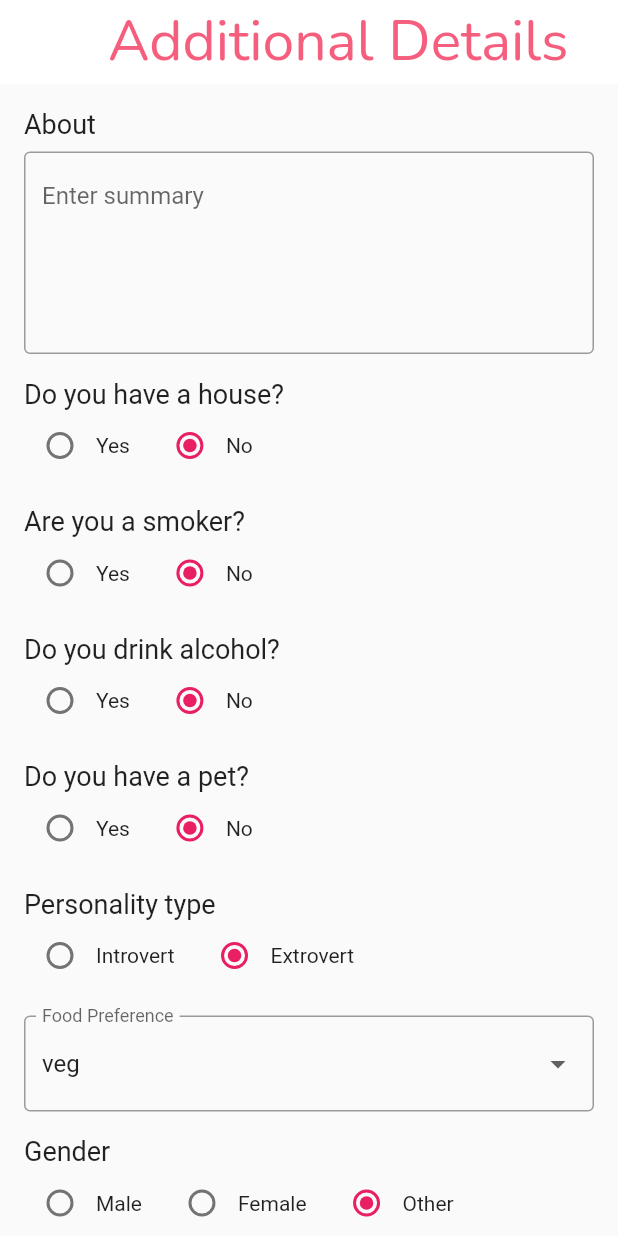
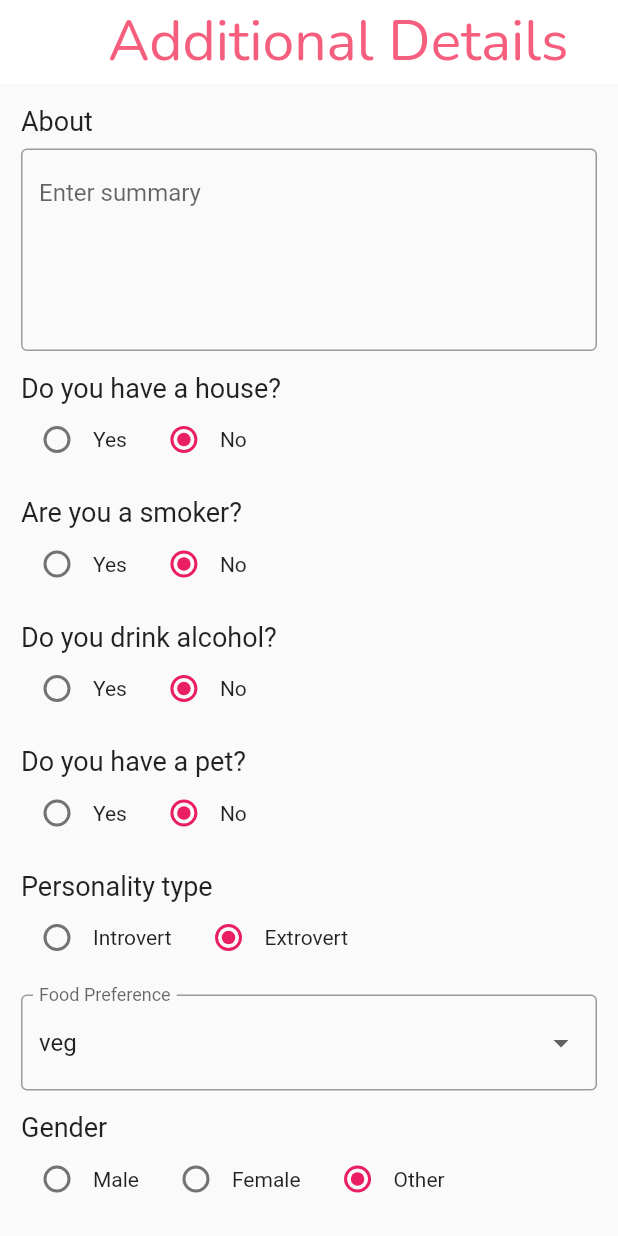
Before and after one commit to aniansh19019/perfect_flatmate, a Flutter app: the AdditionalDetailsPage screen opened directly, on a phone screen of 412 x 824 dp. Run offline on Flutter 3.47's test engine with Material 2 defaults, Android fonts, the light colour scheme and no system bars; our stand-ins replace cached_network_image, cloud_firestore, csc_picker, file_picker, firebase_auth, firebase_core and 4 more; accounts and stored records are empty; generated files the repository leaves out were written again.

Commit message:
Added setup code

```diff
--- a/lib/pages/account_setup.dart
+++ b/lib/pages/account_setup.dart
@@ -91,12 +91,10 @@ class _AccountSetupState extends State<AccountSetup> {
   }
 
   void _navigateToAdditionalDetails() async {
-    print("_navigateToAdditionalDetailsss ------------------");
     final additionalDetails =
         await Navigator.of(context).push(MaterialPageRoute(
       builder: (context) => AdditionalDetailsPage(),
     ));
-    print(additionalDetails);
     _saveDetails(additionalDetails);
   }
 
@@ -110,8 +108,8 @@ class _AccountSetupState extends State<AccountSetup> {
         child: Padding(
           padding: const EdgeInsets.fromLTRB(14, 0, 14, 0),
           child: Column(
-            mainAxisAlignment: MainAxisAlignment.start,
-            crossAxisAlignment: CrossAxisAlignment.start,
+            mainAxisAlignment: MainAxisAlignment.center,
+            crossAxisAlignment: CrossAxisAlignment.center,
             children: [
               SizedBox(
                 height: 12,
@@ -161,29 +159,29 @@ class _AccountSetupState extends State<AccountSetup> {
                 style: CustomTheme.body,
               )),
               SizedBox(
-                height: 16,
+                height: 14,
               ),
               EasyFormField(
                 label: "Name",
                 textEditingController: _nameController,
                 required: true,
               ),
-              SizedBox(height: 16.0),
+              SizedBox(height: 14.0),
               EasyFormField(
                 label: 'Date of Birth (dd/mm/yyyy)',
                 textEditingController: _dobController,
               ),
-              SizedBox(height: 16.0),
+              SizedBox(height: 14.0),
               EasyFormField(
                 label: "Phone",
                 textEditingController: _phoneController,
               ),
-              SizedBox(height: 16.0),
+              SizedBox(height: 14.0),
               EasyFormField(
                 label: "State",
                 textEditingController: _stateController,
               ),
-              SizedBox(height: 16.0),
+              SizedBox(height: 14.0),
               EasyFormField(
                 label: "City",
                 textEditingController: _cityController,
@@ -252,9 +250,9 @@ class _AdditionalDetailsPageState extends State<AdditionalDetailsPage> {
       ),
       body: SingleChildScrollView(
         child: Padding(
-          padding: EdgeInsets.all(16.0),
+          padding: EdgeInsets.all(14.0),
           child: Column(
-            mainAxisAlignment: MainAxisAlignment.start,
+            mainAxisAlignment: MainAxisAlignment.center,
             crossAxisAlignment: CrossAxisAlignment.start,
             children: [
               Text(
@@ -274,7 +272,7 @@ class _AdditionalDetailsPageState extends State<AdditionalDetailsPage> {
                   hintText: 'Enter summary',
                 ),
               ),
-              SizedBox(height: 16.0),
+              SizedBox(height: 14.0),
               Text(
                 'Do you have a house?',
                 style: TextStyle(fontSize: 18.0),
@@ -292,7 +290,7 @@ class _AdditionalDetailsPageState extends State<AdditionalDetailsPage> {
                     },
                   ),
                   Text('Yes'),
-                  SizedBox(width: 16.0),
+                  SizedBox(width: 14.0),
                   Radio(
                     value: false,
                     groupValue: has_place,
@@ -305,7 +303,7 @@ class _AdditionalDetailsPageState extends State<AdditionalDetailsPage> {
                   Text('No'),
                 ],
               ),
-              SizedBox(height: 16.0),
+              SizedBox(height: 14.0),
               Text(
                 'Are you a smoker?',
                 style: TextStyle(fontSize: 18.0),
@@ -323,7 +321,7 @@ class _AdditionalDetailsPageState extends State<AdditionalDetailsPage> {
                     },
                   ),
                   Text('Yes'),
-                  SizedBox(width: 16.0),
+                  SizedBox(width: 14.0),
                   Radio(
                     value: false,
                     groupValue: smoking,
@@ -336,7 +334,7 @@ class _AdditionalDetailsPageState extends State<AdditionalDetailsPage> {
                   Text('No'),
                 ],
               ),
-              SizedBox(height: 16.0),
+              SizedBox(height: 14.0),
               Text(
                 'Do you drink alcohol?',
                 style: TextStyle(fontSize: 18.0),
@@ -354,7 +352,7 @@ class _AdditionalDetailsPageState extends State<AdditionalDetailsPage> {
                     },
                   ),
                   Text('Yes'),
-                  SizedBox(width: 16.0),
+                  SizedBox(width: 14.0),
                   Radio(
                     value: false,
                     groupValue: alcohol,
@@ -367,7 +365,7 @@ class _AdditionalDetailsPageState extends State<AdditionalDetailsPage> {
                   Text('No'),
                 ],
               ),
-              SizedBox(height: 16.0),
+              SizedBox(height: 14.0),
               Text(
                 'Do you have a pet?',
                 style: TextStyle(fontSize: 18.0),
@@ -385,7 +383,7 @@ class _AdditionalDetailsPageState extends State<AdditionalDetailsPage> {
                     },
                   ),
                   Text('Yes'),
-                  SizedBox(width: 16.0),
+                  SizedBox(width: 14.0),
                   Radio(
                     value: false,
                     groupValue: pets,
@@ -398,7 +396,7 @@ class _AdditionalDetailsPageState extends State<AdditionalDetailsPage> {
                   Text('No'),
                 ],
               ),
-              SizedBox(height: 16.0),
+              SizedBox(height: 14.0),
               Text(
                 'Personality type',
                 style: TextStyle(fontSize: 18.0),
@@ -416,7 +414,7 @@ class _AdditionalDetailsPageState extends State<AdditionalDetailsPage> {
                     },
                   ),
                   Text('Introvert'),
-                  SizedBox(width: 16.0),
+                  SizedBox(width: 14.0),
                   Radio(
                     value: false,
                     groupValue: introvert,
@@ -429,7 +427,7 @@ class _AdditionalDetailsPageState extends State<AdditionalDetailsPage> {
                   Text('Extrovert'),
                 ],
               ),
-              SizedBox(height: 16.0),
+              SizedBox(height: 14.0),
               DropdownButtonFormField<String>(
                 value: diet,
                 items: ['veg', 'non_veg', 'vegan']
@@ -448,7 +446,7 @@ class _AdditionalDetailsPageState extends State<AdditionalDetailsPage> {
                   border: OutlineInputBorder(),
                 ),
               ),
-              SizedBox(height: 16.0),
+              SizedBox(height: 14.0),
               Text(
                 'Gender',
                 style: TextStyle(fontSize: 18.0),
@@ -466,7 +464,7 @@ class _AdditionalDetailsPageState extends State<AdditionalDetailsPage> {
                     },
                   ),
                   Text('Male'),
-                  SizedBox(width: 16.0),
+                  SizedBox(width: 14.0),
                   Radio(
                     value: 'female',
                     groupValue: gender,
@@ -477,7 +475,7 @@ class _AdditionalDetailsPageState extends State<AdditionalDetailsPage> {
                     },
                   ),
                   Text('Female'),
-                  SizedBox(width: 16.0),
+                  SizedBox(width: 14.0),
                   Radio(
                     value: 'other',
                     groupValue: gender,
@@ -490,7 +488,7 @@ class _AdditionalDetailsPageState extends State<AdditionalDetailsPage> {
                   Text('Other'),
                 ],
               ),
-              SizedBox(height: 16.0),
+              SizedBox(height: 14.0),
               Text(
                 'Employment Status',
                 style: TextStyle(fontSize: 18.0),
@@ -508,7 +506,7 @@ class _AdditionalDetailsPageState extends State<AdditionalDetailsPage> {
                     },
                   ),
                   Text('Student'),
-                  SizedBox(width: 16.0),
+                  SizedBox(width: 14.0),
                   Radio(
                     value: 'employed',
                     groupValue: employment,
@@ -531,7 +529,7 @@ class _AdditionalDetailsPageState extends State<AdditionalDetailsPage> {
                   Text('Unmployed'),
                 ],
               ),
-              SizedBox(height: 32.0),
+              SizedBox(height: 20.0),
               ElevatedButton(
                 onPressed: () {
                   _saveDetails();
```
Also changed, not shown: lib/pages/edit_preferences.dart (+21 -22 lines), lib/pages/settings.dart (+17 -1 lines), lib/services/data.dart (+17 -11 lines).
